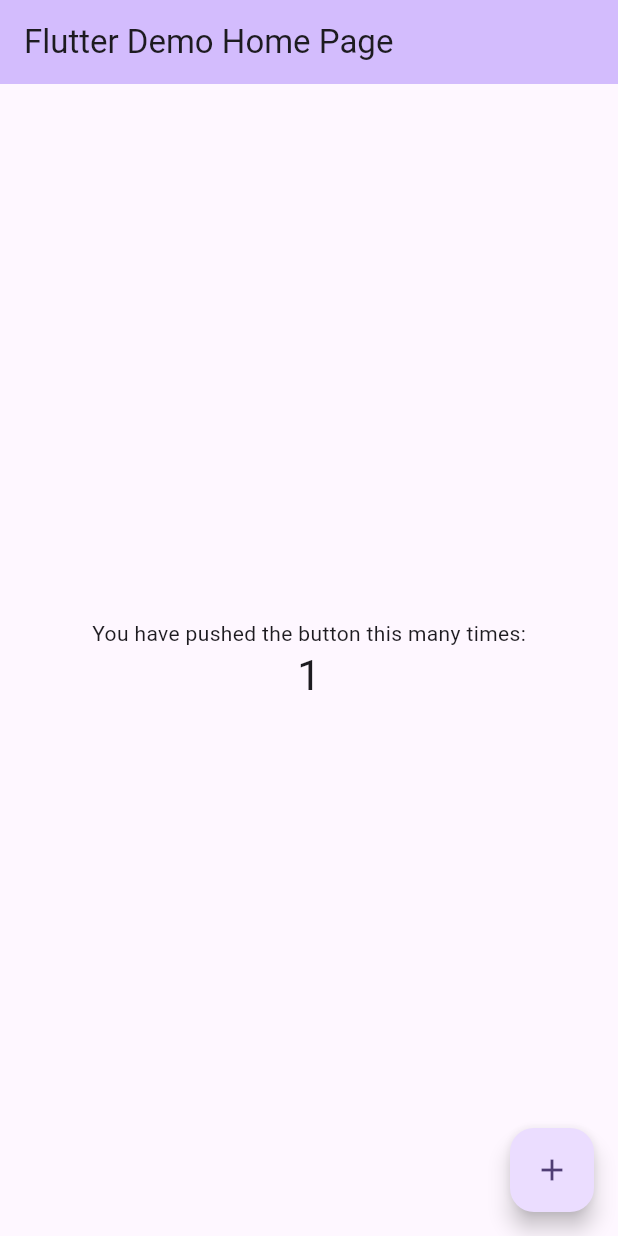
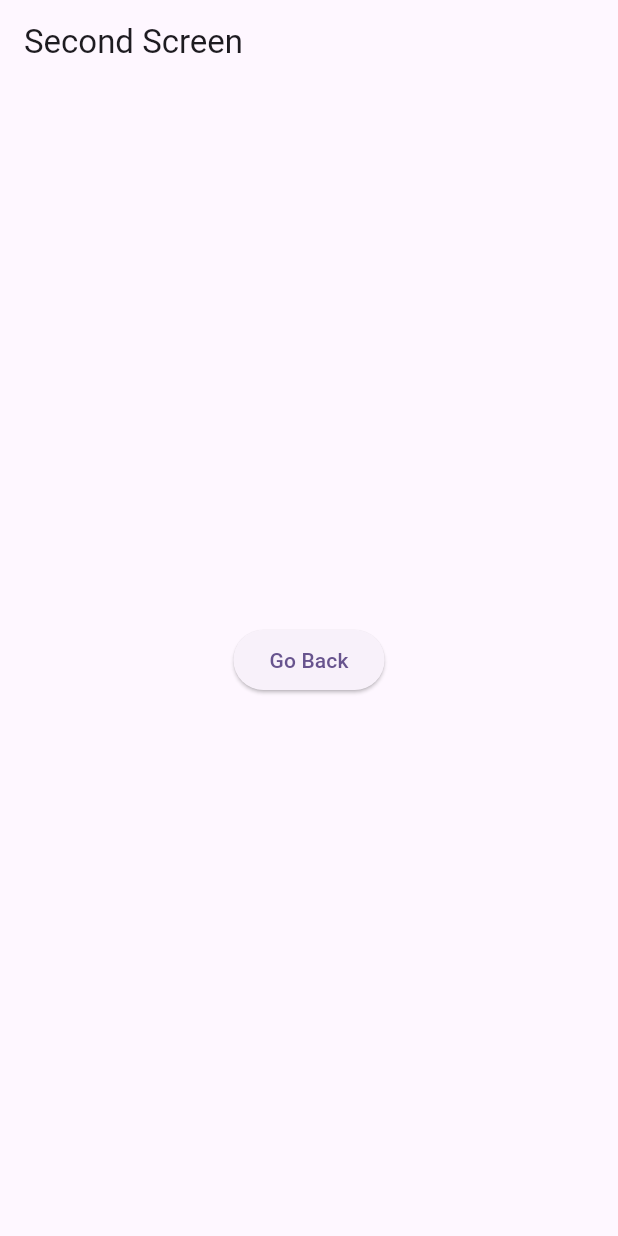
Before and after one commit to julienjamile/visentryx, a Flutter app: the screen it shows after launch, after a tap on the "add" icon, on a phone screen of 412 x 824 dp. Run offline on Flutter 3.47's test engine with Material 3 defaults, Android fonts, the phone set to English and light mode, and no system bars.

Commit message:
Added dart files per pages.

```diff
--- a/lib/main.dart
+++ b/lib/main.dart
@@ -1,4 +1,5 @@
 import 'package:flutter/material.dart';
+import 'package:visentryx/students.dart';
 
 void main() {
   runApp(const MyApp());
@@ -57,14 +58,18 @@ class _MyHomePageState extends State<MyHomePage> {
   int _counter = 0;
 
   void _incrementCounter() {
-    setState(() {
+    Navigator.pushReplacement(
+      context,
+      MaterialPageRoute(builder: (context) => StudentsScreen()),
+    );
+    //setState(() {
       // This call to setState tells the Flutter framework that something has
       // changed in this State, which causes it to rerun the build method below
       // so that the display can reflect the updated values. If we changed
       // _counter without calling setState(), then the build method would not be
       // called again, and so nothing would appear to happen.
       _counter++;
-    });
+    //});
   }
 
   @override
@@ -104,7 +109,7 @@ class _MyHomePageState extends State<MyHomePage> {
           // wireframe for each widget.
           mainAxisAlignment: .center,
           children: [
-            const Text('You have pushed the button this many times:'),
+            const Text('Button Pressed:'),
             Text(
               '$_counter',
               style: Theme.of(context).textTheme.headlineMedium,
--- /dev/null
+++ b/lib/students.dart
@@ -0,0 +1,23 @@
+import 'package:flutter/material.dart';
+
+class StudentsScreen extends StatelessWidget {
+  @override
+  Widget build(BuildContext context) {
+    return Scaffold(
+      appBar: AppBar(
+          title: Text("Second Screen"),
+          automaticallyImplyLeading: false,
+        automaticallyImplyActions: false
+      ),
+      body: Center(
+        child: ElevatedButton(
+          onPressed: () {
+            // This goes back to the previous screen
+            Navigator.pop(context);
+          },
+          child: Text("Go Back"),
+        ),
+      ),
+    );
+  }
+}
```
Also changed, not shown: lib/dashboard.dart (added), lib/interventionform.dart (added), lib/studentprofile.dart (added).
